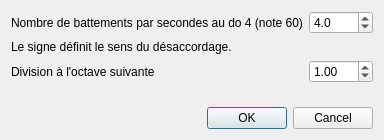
First picture: the form in trunk/tools/dialog_celeste.ui, repository davy7125/polyphone, before the edit.
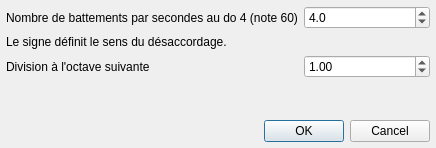
Second picture: the form after the edit. Icons and pictures are not drawn.

Diff of the .ui file:
```diff
--- a/trunk/tools/dialog_celeste.ui
+++ b/trunk/tools/dialog_celeste.ui
@@ -9,22 +9,10 @@
    <rect>
     <x>0</x>
     <y>0</y>
-    <width>384</width>
-    <height>140</height>
+    <width>436</width>
+    <height>148</height>
    </rect>
   </property>
-  <property name="minimumSize">
-   <size>
-    <width>384</width>
-    <height>140</height>
-   </size>
-  </property>
-  <property name="maximumSize">
-   <size>
-    <width>384</width>
-    <height>140</height>
-   </size>
-  </property>
   <property name="windowTitle">
    <string>Accordage céleste</string>
   </property>
@@ -33,6 +21,18 @@
     <normaloff>:/icones/icon</normaloff>:/icones/icon</iconset>
   </property>
   <layout class="QGridLayout" name="gridLayout">
+   <property name="leftMargin">
+    <number>6</number>
+   </property>
+   <property name="topMargin">
+    <number>6</number>
+   </property>
+   <property name="rightMargin">
+    <number>6</number>
+   </property>
+   <property name="bottomMargin">
+    <number>6</number>
+   </property>
    <item row="0" column="0" colspan="2">
     <widget class="QLabel" name="label">
      <property name="text">
```
